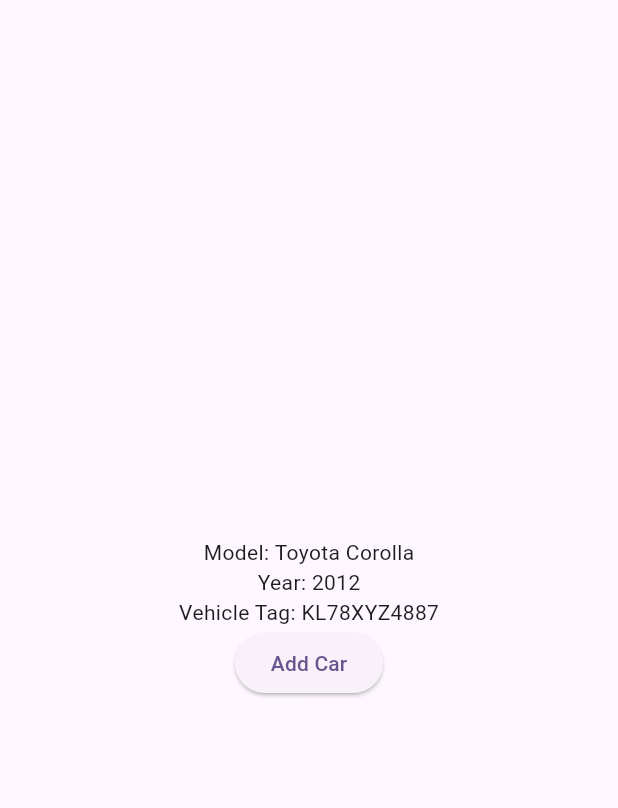
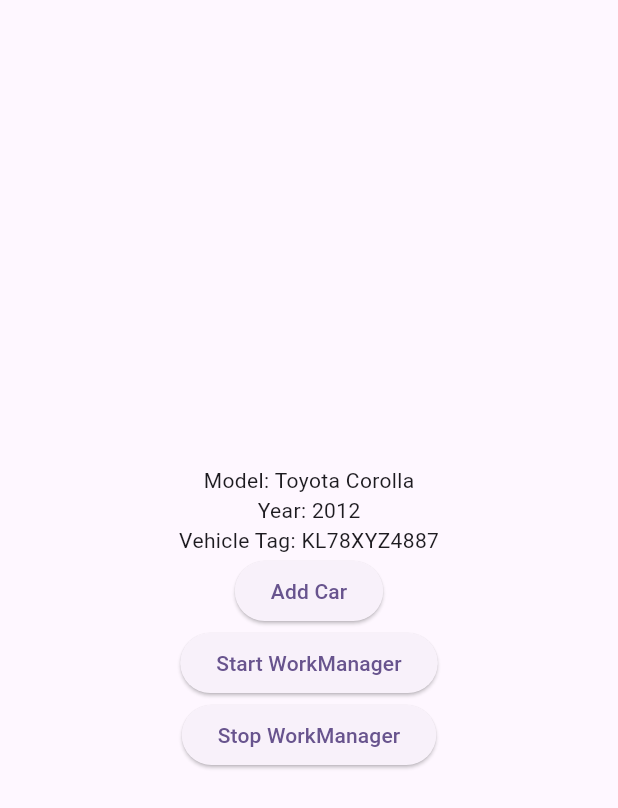
Before and after one commit to mohammed-anish-b/ablecredit, a Flutter app: the screen it shows after launch, after a tap on "Add Car", on a phone screen of 412 x 824 dp. Shown: the top 808 px of the screen. Run offline on Flutter 3.47's test engine with Material 3 defaults, Android fonts, the phone set to English and light mode, and no system bars; our stand-ins replace firebase_core, firebase_database; missing offline and left inert: workmanager; accounts and stored records are empty.

Commit message:
Added work manager to insert car object in background

```diff
--- a/lib/main.dart
+++ b/lib/main.dart
@@ -22,7 +22,7 @@ class MyApp extends StatelessWidget {
         colorScheme: ColorScheme.fromSeed(seedColor: Colors.deepPurple),
         useMaterial3: true,
       ),
-      home: Home(),
+      home: const Home(),
     );
   }
 }
--- /dev/null
+++ b/lib/services/workmanager_service.dart
@@ -0,0 +1,41 @@
+import 'package:ablecredit/firebase_options.dart';
+import 'package:ablecredit/models/car.dart';
+import 'package:ablecredit/utils/utils.dart';
+import 'package:firebase_core/firebase_core.dart';
+import 'package:flutter/material.dart';
+import 'package:workmanager/workmanager.dart';
+import 'database_service.dart';
+
+const String workTag = "car_insertion_task";
+
+class WorkManagerService {
+  void initializeWorkManager() {
+    Workmanager().initialize(callbackDispatcher, isInDebugMode: true);
+  }
+
+  void startWorkManager() {
+    Workmanager().registerPeriodicTask(
+      workTag,
+      "insert_car_task",
+      frequency: const Duration(minutes: 15),
+      existingWorkPolicy: ExistingWorkPolicy.keep,
+    );
+  }
+
+  void stopWorkManager() {
+    Workmanager().cancelByTag(workTag);
+  }
+}
+
+void callbackDispatcher() {
+  Workmanager().executeTask((task, inputData) async {
+    WidgetsFlutterBinding.ensureInitialized();
+    await Firebase.initializeApp(
+      options: DefaultFirebaseOptions.currentPlatform,
+    );
+    DatabaseService dbService = DatabaseService();
+    Car newCar = Utils.generateRandomCar();
+    await dbService.addCar(newCar);
+    return Future.value(true);
+  });
+}
--- /dev/null
+++ b/lib/utils/utils.dart
@@ -0,0 +1,22 @@
+import 'dart:math';
+
+import 'package:ablecredit/models/car.dart';
+
+class Utils {
+  static Car generateRandomCar() {
+    final List<String> models = [
+      "Toyota Corolla",
+      "Honda Civic",
+      "Ford Mustang",
+      "BMW X5",
+      "Audi A4"
+    ];
+    final Random random = Random();
+    return Car(
+      model: models[random.nextInt(models.length)],
+      year: 2000 + random.nextInt(25),
+      vehicleTag:
+          "KL${random.nextInt(100).toString().padLeft(2, '0')}XYZ${random.nextInt(9999).toString().padLeft(4, '0')}",
+    );
+  }
+}
--- a/lib/view/home.dart
+++ b/lib/view/home.dart
@@ -1,12 +1,26 @@
-import 'dart:math';
-
 import 'package:ablecredit/models/car.dart';
 import 'package:ablecredit/services/database_service.dart';
+import 'package:ablecredit/services/workmanager_service.dart';
+import 'package:ablecredit/utils/utils.dart';
 import 'package:flutter/material.dart';
 
-class Home extends StatelessWidget {
+class Home extends StatefulWidget {
+  const Home({super.key});
+
+  @override
+  State<Home> createState() => _HomeState();
+}
+
+class _HomeState extends State<Home> {
   final DatabaseService dbService = DatabaseService();
-  Home({super.key});
+
+  final WorkManagerService workManagerService = WorkManagerService();
+
+  @override
+  void initState() {
+    workManagerService.initializeWorkManager();
+    super.initState();
+  }
 
   @override
   Widget build(BuildContext context) {
@@ -38,30 +52,21 @@ class Home extends StatelessWidget {
           ),
           ElevatedButton(
             onPressed: () {
-              Car newCar = generateRandomCar();
+              Car newCar = Utils.generateRandomCar();
               dbService.addCar(newCar);
             },
             child: const Text("Add Car"),
+          ),
+          ElevatedButton(
+            onPressed: workManagerService.startWorkManager,
+            child: const Text("Start WorkManager"),
+          ),
+          ElevatedButton(
+            onPressed: workManagerService.stopWorkManager,
+            child: const Text("Stop WorkManager"),
           ),
         ],
       ),
     );
   }
-
-  Car generateRandomCar() {
-    final List<String> models = [
-      "Toyota Corolla",
-      "Honda Civic",
-      "Ford Mustang",
-      "BMW X5",
-      "Audi A4"
-    ];
-    final Random random = Random();
-    return Car(
-      model: models[random.nextInt(models.length)],
-      year: 2000 + random.nextInt(25),
-      vehicleTag:
-          "KL${random.nextInt(100).toString().padLeft(2, '0')}XYZ${random.nextInt(9999).toString().padLeft(4, '0')}",
-    );
-  }
 }
--- a/pubspec.yaml
+++ b/pubspec.yaml
@@ -15,6 +15,7 @@ dependencies:
   cupertino_icons: ^1.0.8
   firebase_core: ^3.12.1
   firebase_database: ^11.3.4
+  workmanager: ^0.5.2
 
 dev_dependencies:
   flutter_test:
```
Also changed, not shown: pubspec.lock.
